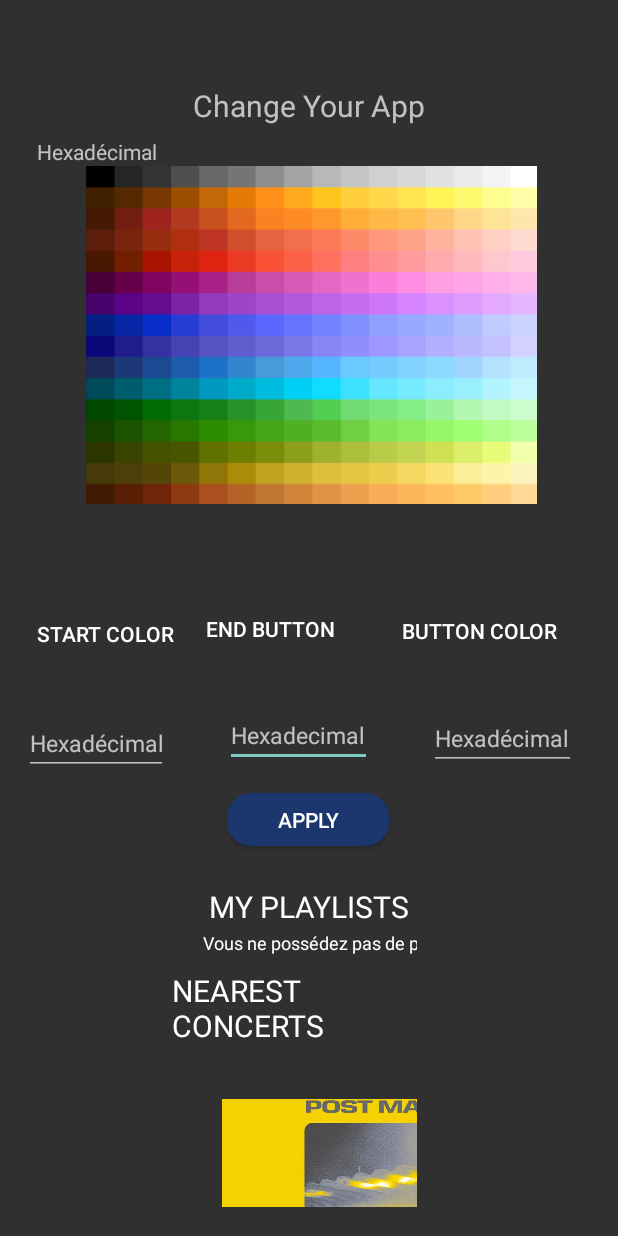
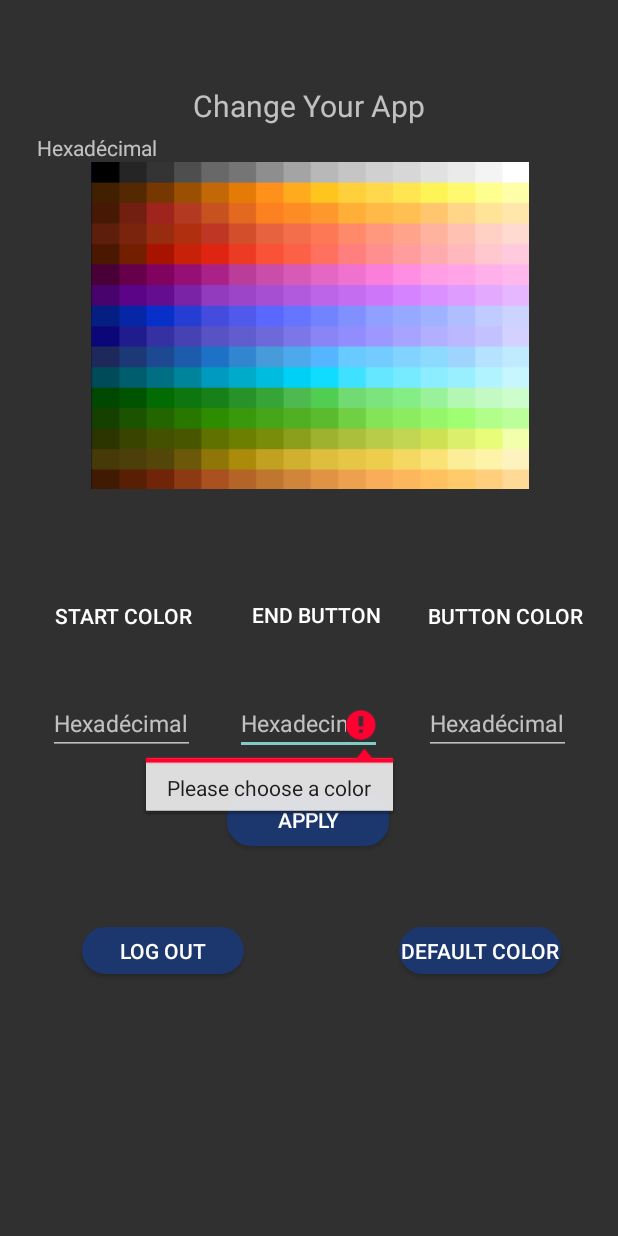
Before and after one commit to SenseiRyuk/HeadMusic, an Android app: the SettingActivity screen opened directly, with no data from a screen before it, after a tap on "APPLY", on a phone screen of 412 x 824 dp. Run offline under Robolectric (Android 15) with nearby library versions, the phone set to English and light mode, and no system bars; our stand-ins replace Room's generated code; 5 statements that could not run were skipped; 3 other taps on this screen came first.

Commit message:
design change

```diff
--- a/app/src/main/java/com/example/if26new/MainFragment.java
+++ b/app/src/main/java/com/example/if26new/MainFragment.java
@@ -81,10 +81,9 @@ public class MainFragment extends Fragment implements View.OnClickListener {
 
 
         LinearLayout.LayoutParams lp = new LinearLayout.LayoutParams(LinearLayout.LayoutParams.WRAP_CONTENT, LinearLayout.LayoutParams.WRAP_CONTENT);
-        lp.setMargins(20, 50, 20, 50);
+        lp.setMargins(10, 40, 10, 40);
         android.view.ViewGroup.LayoutParams params2 = mImageButton1Artist.getLayoutParams();
         params2.height=500;
-
 
 
         mImageButton1Artist.setBackground(null);
@@ -308,6 +307,5 @@ public class MainFragment extends Fragment implements View.OnClickListener {
             }
         }
 
-
     }
 }
--- a/app/src/main/java/com/example/if26new/NewsFragment.java
+++ b/app/src/main/java/com/example/if26new/NewsFragment.java
@@ -58,7 +58,7 @@ public class NewsFragment extends Fragment implements View.OnClickListener{
         mImageButtonsConcerts=new Button[db.mConcertDao().getConcertFromNew(true).length];
 
         LinearLayout.LayoutParams lp = new LinearLayout.LayoutParams(LinearLayout.LayoutParams.WRAP_CONTENT, LinearLayout.LayoutParams.WRAP_CONTENT);
-        lp.setMargins(20, 50, 20, 50);
+        lp.setMargins(10, 40, 10, 40);
 
         for (int i=0;i<db.mSingleDao().getSingleFromNew(true).length;i++) {
             //PARTIE SINGLES
@@ -97,7 +97,7 @@ public class NewsFragment extends Fragment implements View.OnClickListener{
             mLinearLayoutNew2.addView(mLinearLayoutsConcerts);
             mLinearLayoutsConcerts.setOrientation(LinearLayout.VERTICAL);
             LinearLayout.LayoutParams lp1 = new LinearLayout.LayoutParams(LinearLayout.LayoutParams.WRAP_CONTENT, LinearLayout.LayoutParams.WRAP_CONTENT);
-            lp1.setMargins(25, 50, 25, 50);
+            lp1.setMargins(10, 40, 10, 40);
             mImageButtonsConcerts[i] = new Button(getActivity());
             mLinearLayoutsConcerts.addView(mImageButtonsConcerts[i]);
 
--- a/app/src/main/java/com/example/if26new/SettingActivity.java
+++ b/app/src/main/java/com/example/if26new/SettingActivity.java
@@ -38,7 +38,6 @@ public class SettingActivity extends AppCompatActivity{
     private GradientDrawable gd;
     private Button apply;
     private int sizeColor;
-    private Fragment fragmentTest;
     private SaveMyMusicDatabase db;
     private ImageView imageView;
     private TextView currentHexa;
@@ -50,6 +49,8 @@ public class SettingActivity extends AppCompatActivity{
     private Button stopBtn;
     private Button colorbtn;
     private String hex;
+    private Button logOut;
+    private Button defaultColor;
     @Override
     protected void onCreate(Bundle savedInstanceState) {
         super.onCreate(savedInstanceState);
@@ -61,7 +62,24 @@ public class SettingActivity extends AppCompatActivity{
         hexaEndText=findViewById(R.id.hexadecimalForStopColor);
         hexaStartText=findViewById(R.id.hexadecimalForStartColor);
         hexaButton=findViewById(R.id.hexadecimalForButtonColor);
-
+        logOut=findViewById(R.id.logOutBtn);
+        logOut.setOnClickListener(new View.OnClickListener() {
+            @Override
+            public void onClick(View v) {
+                Intent connexionActivity =new Intent(SettingActivity.this, MainActivity.class);
+                startActivity(connexionActivity);
+            }
+        });
+        defaultColor=findViewById(R.id.defaultColor);
+        defaultColor.setOnClickListener(new View.OnClickListener() {
+            @Override
+            public void onClick(View v) {
+                gd = new GradientDrawable(GradientDrawable.Orientation.TOP_BOTTOM, new int[] {0xFF482834,0xFF1C3766});
+                gd.setCornerRadius(0f);
+                layout.setBackground(gd);
+                db.userDao().UpdateUserColor(0xFF482834,0xFF1C3766,db.userDao().getUserFromId(db.getActualUser()).getButtonColor(),db.getActualUser());
+            }
+        });
         startBtn=findViewById(R.id.startButton);
         startBtn.setOnClickListener(new View.OnClickListener() {
             @Override
@@ -101,7 +119,9 @@ public class SettingActivity extends AppCompatActivity{
 
                     hex="#"+Integer.toHexString(pixel);
                     currentHexa.setText(hex);
-                    currentHexa.setTextColor(Color.parseColor(hex));
+                    if (!hex.equals("#0")){
+                        currentHexa.setTextColor(Color.parseColor(hex));
+                    }
                 }
                 return false;
             }
@@ -115,25 +135,25 @@ public class SettingActivity extends AppCompatActivity{
         gd.setCornerRadius(0f);
         layout.setBackground(gd);
 
-
         wichFragment=getIntent().getExtras().getString("FRAGMENT_NAME");
 
         apply=findViewById(R.id.applyColorChange);
         apply.setOnClickListener(new View.OnClickListener() {
             @Override
             public void onClick(View v) {
-                boolean test=false;
-                if (hexaStartText.equals("")){
+                boolean gradient=false;
+                boolean colorButton=false;
+                if (hexaStartText.getText().toString().equals("")){
                     hexaStartText.setError("Please choose a color");
-                    test=true;
-                }if(hexaEndText.equals("")){
+                    gradient=true;
+                }if(hexaEndText.getText().toString().equals("")){
                     hexaEndText.setError("Please choose a color");
-                    test=true;
-                }if(hexaButton.equals("")){
+                    gradient=true;
+                }if(hexaButton.getText().toString().equals("")){
                     hexaButton.setError("Please choose a color");
-                    test=true;
+                    colorButton=true;
                 }
-                if(test==false){
+                if((gradient==false)&&(colorButton==false)){
                     int inter1=Color.parseColor(hexaStartText.getText().toString());
                     int inter2=Color.parseColor(hexaEndText.getText().toString());
                     int inter3=Color.parseColor(hexaButton.getText().toString());
@@ -143,9 +163,26 @@ public class SettingActivity extends AppCompatActivity{
                     startBtn.setBackgroundColor(inter3);
                     stopBtn.setBackgroundColor(inter3);
                     colorbtn.setBackgroundColor(inter3);
+                    v.setBackgroundResource(R.drawable.roundbutton);
+                    colorbtn.setBackground(v.getBackground());
+                    colorbtn.setBackgroundColor(inter3);
                     //Change all button
                     DrawableCompat.setTint(returnButton.getDrawable(),inter3);
                     db.userDao().UpdateUserColor(inter1,inter2,inter3,db.getActualUser());
+                }else if ((gradient==false)&&(colorButton==true)){
+                    int inter1=Color.parseColor(hexaStartText.getText().toString());
+                    int inter2=Color.parseColor(hexaEndText.getText().toString());
+                    gd = new GradientDrawable(GradientDrawable.Orientation.TOP_BOTTOM, new int[] {inter1,inter2});
+                    gd.setCornerRadius(0f);
+                    layout.setBackground(gd);
+                    db.userDao().UpdateUserColor(inter1,inter2,db.userDao().getUserFromId(db.getActualUser()).getButtonColor(),db.getActualUser());
+                }else if ((gradient==true)&&(colorButton==false)){
+                    int inter3=Color.parseColor(hexaButton.getText().toString());
+                    startBtn.setBackgroundColor(inter3);
+                    stopBtn.setBackgroundColor(inter3);
+                    colorbtn.setBackgroundColor(inter3);
+                    DrawableCompat.setTint(returnButton.getDrawable(),inter3);
+                    db.userDao().UpdateUserColor(db.userDao().getUserFromId(db.getActualUser()).getStartColorGradient(),db.userDao().getUserFromId(db.getActualUser()).getEndColorGradient(),inter3,db.getActualUser());
                 }
             }
         });
--- a/app/src/main/res/layout/activity_settings.xml
+++ b/app/src/main/res/layout/activity_settings.xml
@@ -7,17 +7,6 @@
     android:id="@+id/secondLayout"
     android:background="@drawable/gradientbackground"
     tools:context="com.example.if26new.SettingActivity">
-
-    <fragment
-        android:id="@+id/fragmentForColor"
-        android:name="com.example.if26new.MainFragment"
-        android:layout_width="183dp"
-        android:layout_height="234dp"
-        app:layout_constraintBottom_toBottomOf="parent"
-        app:layout_constraintEnd_toEndOf="parent"
-        app:layout_constraintStart_toStartOf="parent"
-        app:layout_constraintTop_toTopOf="parent"
-        app:layout_constraintVertical_bias="0.967" />
 
     <ImageButton
         android:id="@+id/returnMainMenu"
@@ -54,9 +43,10 @@
         android:textSize="15dp"
         app:layout_constraintBottom_toTopOf="@+id/applyColorChange"
         app:layout_constraintEnd_toStartOf="@+id/hexadecimalForButtonColor"
+        app:layout_constraintHorizontal_bias="0.491"
         app:layout_constraintStart_toEndOf="@+id/hexadecimalForStartColor"
-        app:layout_constraintTop_toTopOf="parent"
-        app:layout_constraintVertical_bias="0.964" />
+        app:layout_constraintTop_toBottomOf="@+id/colorTab"
+        app:layout_constraintVertical_bias="0.844" />
 
     <Button
         android:id="@+id/endButton"
@@ -66,35 +56,38 @@
         android:text="End Button"
         app:layout_constraintBottom_toTopOf="@+id/hexadecimalForStopColor"
         app:layout_constraintEnd_toEndOf="parent"
-        app:layout_constraintHorizontal_bias="0.012"
+        app:layout_constraintHorizontal_bias="0.122"
         app:layout_constraintStart_toEndOf="@+id/startButton"
         app:layout_constraintTop_toBottomOf="@+id/colorTab"
-        app:layout_constraintVertical_bias="0.647" />
+        app:layout_constraintVertical_bias="0.642" />
 
     <EditText
         android:id="@+id/hexadecimalForStartColor"
-        android:layout_width="96dp"
+        android:layout_width="98dp"
         android:layout_height="40dp"
-        android:layout_marginStart="16dp"
-        android:layout_marginBottom="12dp"
         android:ems="10"
         android:hint="Hexadecimal"
         android:inputType="textPersonName"
         android:textSize="15dp"
         app:layout_constraintBottom_toTopOf="@+id/applyColorChange"
-        app:layout_constraintStart_toStartOf="parent" />
+        app:layout_constraintEnd_toEndOf="parent"
+        app:layout_constraintHorizontal_bias="0.101"
+        app:layout_constraintStart_toStartOf="parent"
+        app:layout_constraintTop_toBottomOf="@+id/colorTab"
+        app:layout_constraintVertical_bias="0.844" />
 
     <Button
         android:id="@+id/startButton"
         android:layout_width="108dp"
         android:layout_height="31dp"
-        android:layout_marginStart="16dp"
         android:background="@drawable/roundbutton"
         android:text="Start Color"
         app:layout_constraintBottom_toTopOf="@+id/hexadecimalForStartColor"
+        app:layout_constraintEnd_toEndOf="parent"
+        app:layout_constraintHorizontal_bias="0.092"
         app:layout_constraintStart_toStartOf="parent"
         app:layout_constraintTop_toBottomOf="@+id/colorTab"
-        app:layout_constraintVertical_bias="0.645" />
+        app:layout_constraintVertical_bias="0.647" />
 
     <Button
         android:id="@+id/colorbutton"
@@ -113,15 +106,16 @@
         android:id="@+id/hexadecimalForButtonColor"
         android:layout_width="98dp"
         android:layout_height="40dp"
-        android:layout_marginEnd="28dp"
         android:ems="10"
         android:hint="Hexadecimal"
         android:inputType="textPersonName"
         android:textSize="15dp"
         app:layout_constraintBottom_toTopOf="@+id/applyColorChange"
         app:layout_constraintEnd_toEndOf="parent"
-        app:layout_constraintTop_toTopOf="parent"
-        app:layout_constraintVertical_bias="0.968" />
+        app:layout_constraintHorizontal_bias="0.9"
+        app:layout_constraintStart_toStartOf="parent"
+        app:layout_constraintTop_toBottomOf="@+id/colorTab"
+        app:layout_constraintVertical_bias="0.844" />
 
     <Button
         android:id="@+id/applyColorChange"
@@ -137,15 +131,15 @@
 
     <ImageView
         android:id="@+id/colorTab"
-        android:layout_width="350dp"
-        android:layout_height="225dp"
-        android:layout_marginTop="8dp"
+        android:layout_width="380dp"
+        android:layout_height="218dp"
+        android:layout_marginTop="24dp"
         app:layout_constraintBottom_toBottomOf="parent"
         app:layout_constraintEnd_toEndOf="parent"
-        app:layout_constraintHorizontal_bias="0.524"
+        app:layout_constraintHorizontal_bias="0.516"
         app:layout_constraintStart_toStartOf="parent"
         app:layout_constraintTop_toBottomOf="@+id/textView"
-        app:layout_constraintVertical_bias="0.037"
+        app:layout_constraintVertical_bias="0.0"
         app:srcCompat="@drawable/palette_color" />
 
     <TextView
@@ -160,5 +154,31 @@
         app:layout_constraintTop_toTopOf="parent"
         app:layout_constraintVertical_bias="1.0" />
 
+    <Button
+        android:id="@+id/logOutBtn"
+        android:layout_width="108dp"
+        android:layout_height="31dp"
+        android:text="Log Out"
+        android:background="@drawable/roundbutton"
+        app:layout_constraintBottom_toBottomOf="parent"
+        app:layout_constraintEnd_toEndOf="parent"
+        app:layout_constraintHorizontal_bias="0.179"
+        app:layout_constraintStart_toStartOf="parent"
+        app:layout_constraintTop_toBottomOf="@+id/applyColorChange"
+        app:layout_constraintVertical_bias="0.235" />
+
+    <Button
+        android:id="@+id/defaultColor"
+        android:layout_width="108dp"
+        android:layout_height="31dp"
+        android:text="Default Color"
+        android:background="@drawable/roundbutton"
+        app:layout_constraintBottom_toBottomOf="parent"
+        app:layout_constraintEnd_toEndOf="parent"
+        app:layout_constraintHorizontal_bias="0.729"
+        app:layout_constraintStart_toEndOf="@+id/logOutBtn"
+        app:layout_constraintTop_toBottomOf="@+id/applyColorChange"
+        app:layout_constraintVertical_bias="0.235" />
+
 
 </androidx.constraintlayout.widget.ConstraintLayout>
--- a/app/src/main/res/layout/fragment_main.xml
+++ b/app/src/main/res/layout/fragment_main.xml
@@ -22,9 +22,10 @@
                 android:id="@+id/myRecentPlaylistID"
                 android:layout_width="wrap_content"
                 android:layout_height="wrap_content"
-                android:layout_gravity="center"
+                android:layout_gravity="left"
                 android:layout_marginTop="20dp"
                 android:layout_marginBottom="2dp"
+                android:layout_marginLeft="10dp"
                 android:scrollbars="horizontal"
                 android:text="My playlists"
                 android:textAllCaps="true"
@@ -35,8 +36,8 @@
                 android:id="@+id/hScrollmyRecentPlaylistID"
                 android:layout_width="match_parent"
                 android:layout_height="fill_parent"
-                android:layout_marginRight="20dp"
-                android:layout_marginLeft="20dp">
+                android:layout_marginRight="10dp"
+                android:layout_marginLeft="10dp">
 
                 <LinearLayout
                     android:id="@+id/linearLayoutplaylistID"
@@ -49,9 +50,10 @@
                 android:id="@+id/nearestConcertsID"
                 android:layout_width="wrap_content"
                 android:layout_height="wrap_content"
-                android:layout_gravity="center_horizontal"
+                android:layout_gravity="left"
                 android:layout_marginTop="10dp"
                 android:layout_marginBottom="2dp"
+                android:layout_marginLeft="10dp"
                 android:text="Nearest concerts"
                 android:textAllCaps="true"
                 android:textColor="#FFFFFF"
@@ -61,8 +63,8 @@
                 android:id="@+id/hScrollNearestConcertsID"
                 android:layout_width="match_parent"
                 android:layout_height="wrap_content"
-                android:layout_marginRight="20dp"
-                android:layout_marginLeft="20dp">
+                android:layout_marginRight="10dp"
+                android:layout_marginLeft="10dp">
 
                 <LinearLayout
                     android:id="@+id/linearLayoutConcertsID"
@@ -75,10 +77,11 @@
                 android:id="@+id/newAlbumsID"
                 android:layout_width="wrap_content"
                 android:layout_height="wrap_content"
-                android:layout_gravity="center_horizontal"
+                android:layout_gravity="left"
                 android:layout_marginTop="10dp"
                 android:layout_marginBottom="2dp"
                 android:text="Recommended albums"
+                android:layout_marginLeft="10dp"
                 android:textAllCaps="true"
                 android:textColor="#FFFFFF"
                 android:textSize="20sp" />
@@ -87,8 +90,8 @@
                 android:id="@+id/hScrollNewAlbumsID"
                 android:layout_width="match_parent"
                 android:layout_height="wrap_content"
-                android:layout_marginRight="20dp"
-                android:layout_marginLeft="20dp">
+                android:layout_marginRight="10dp"
+                android:layout_marginLeft="10dp">
 
                 <LinearLayout
                     android:id="@+id/linearLayoutAlbumsID"
@@ -104,6 +107,7 @@
                 android:layout_gravity="center_horizontal"
                 android:layout_marginTop="10dp"
                 android:layout_marginBottom="2dp"
+                android:layout_marginLeft="0dp"
                 android:text="TOP World"
                 android:textAllCaps="true"
                 android:textColor="#FFFFFF"
@@ -119,15 +123,16 @@
                 android:orientation="horizontal">
 
                 <ImageButton
-                    android:id="@+id/firstTopArtistsID"
+                    android:id="@+id/secondTopArtist"
                     android:layout_width="match_parent"
                     android:layout_height="wrap_content"
                     android:layout_marginBottom="0dp"
+                    android:layout_marginTop="20dp"
                     android:layout_weight="1"
                     tools:src="@tools:sample/backgrounds/scenic" />
 
                 <ImageButton
-                    android:id="@+id/secondTopArtist"
+                    android:id="@+id/firstTopArtistsID"
                     android:layout_width="match_parent"
                     android:layout_height="wrap_content"
                     android:layout_weight="1"
@@ -137,6 +142,7 @@
                     android:id="@+id/thirdTopArtistID"
                     android:layout_width="match_parent"
                     android:layout_height="wrap_content"
+                    android:layout_marginTop="40dp"
                     android:layout_weight="1"
                     tools:src="@tools:sample/backgrounds/scenic" />
 
@@ -189,19 +195,19 @@
                 android:orientation="horizontal">
 
                 <ImageButton
-                    android:id="@+id/firstRankID"
+                    android:id="@+id/secondRankID"
                     android:layout_width="match_parent"
                     android:layout_height="wrap_content"
                     android:layout_weight="1"
-                    android:src="@android:drawable/ic_btn_speak_now" />
+                    android:src="@android:drawable/btn_star" />
 
                 <ImageButton
-                    android:id="@+id/secondRankID"
+                    android:id="@+id/firstRankID"
                     android:layout_width="match_parent"
                     android:layout_height="wrap_content"
                     android:layout_marginTop="0dp"
                     android:layout_weight="1"
-                    android:src="@android:drawable/btn_star" />
+                    android:src="@android:drawable/ic_btn_speak_now" />
 
                 <ImageButton
                     android:id="@+id/thirdRankID"
```
Also changed, not shown: app/src/main/java/com/example/if26new/SignInActivity.java (+5 -6 lines), app/src/main/res/layout/fragment_news.xml (+12 -9 lines).
